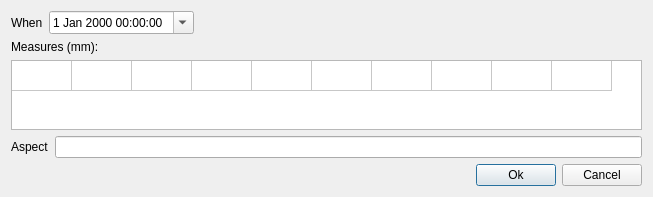
This is src/DialogNewMeasure.ui in edeforas/Foucault2 as Qt 5 draws it before an edit. The edited form follows.
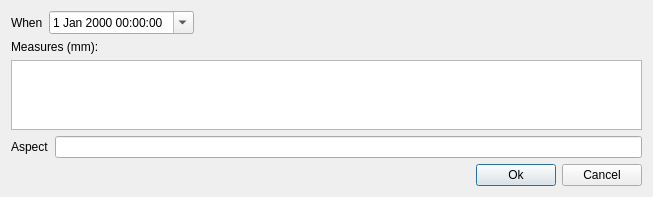
This is the edited form.

Patch:
```diff
--- a/src/DialogNewMeasure.ui
+++ b/src/DialogNewMeasure.ui
@@ -58,7 +58,7 @@
       <number>1</number>
      </property>
      <property name="columnCount">
-      <number>10</number>
+      <number>MaxZones</number>
      </property>
      <attribute name="horizontalHeaderVisible">
       <bool>false</bool>
@@ -79,7 +79,7 @@
       <bool>false</bool>
      </attribute>
      <attribute name="verticalHeaderMinimumSectionSize">
-      <number>10</number>
+      <number>MaxZones</number>
      </attribute>
      <row/>
      <column/>
```
